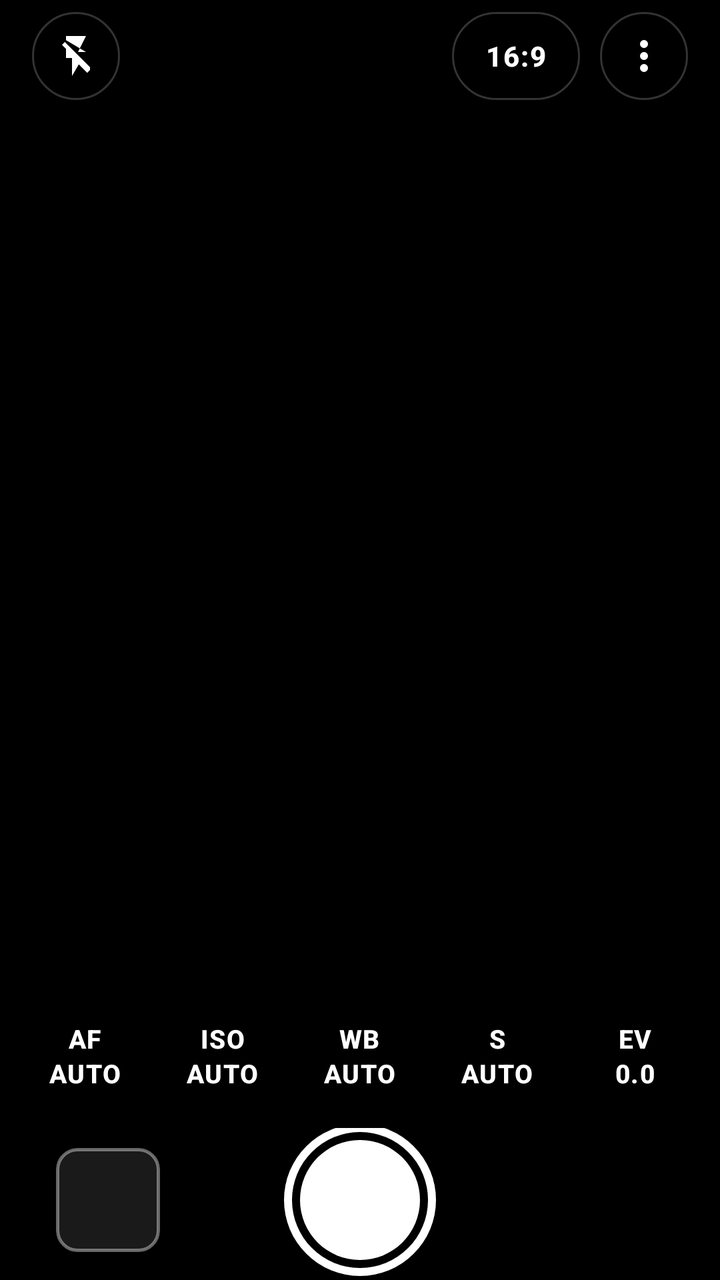
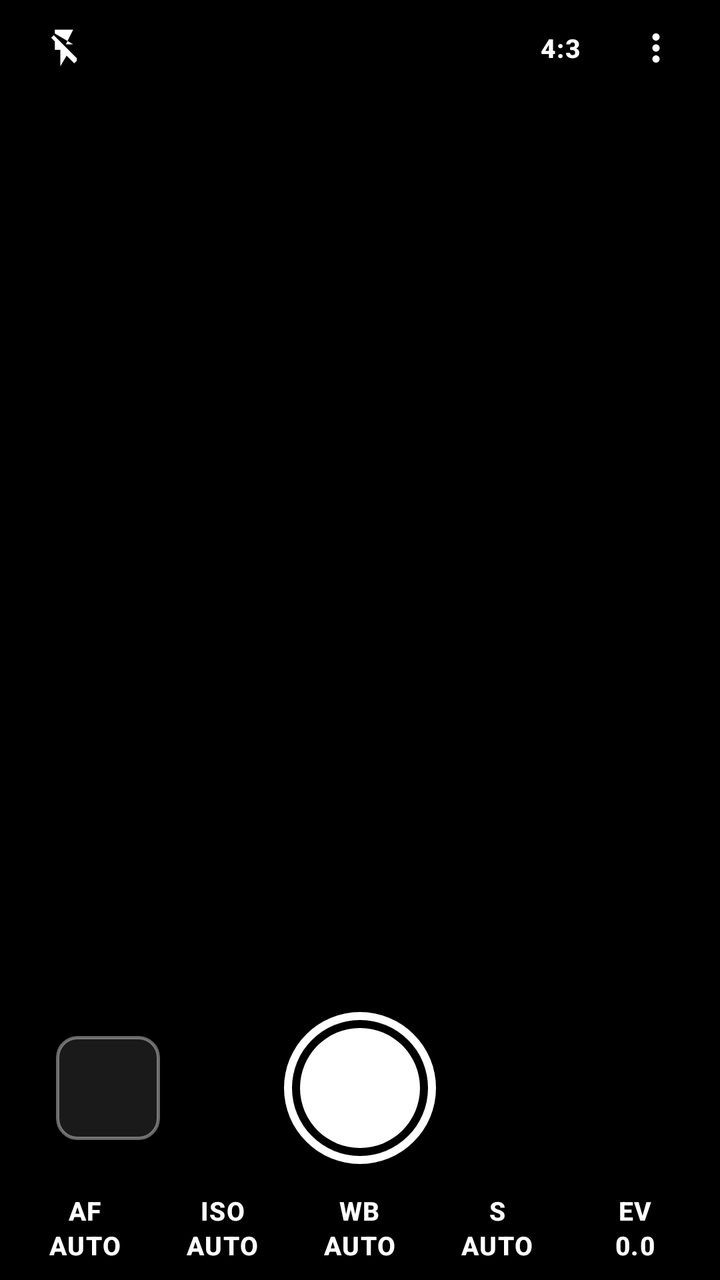

Two renders of the same Android screen: before a commit and after it. Below are the layout's source before the change and the commit's diff.
<!-- AndroidManifest.xml: activity theme Theme.ProCamera -->
<!-- res/layout/activity_main.xml -->
<?xml version="1.0" encoding="utf-8"?>
<RelativeLayout xmlns:android="http://schemas.android.com/apk/res/android"
    android:id="@+id/root_layout"
    android:layout_width="match_parent"
    android:layout_height="match_parent"
    android:background="@color/black_pure">

    <TextureView
        android:id="@+id/view_finder"
        android:layout_width="match_parent"
        android:layout_height="match_parent"
        android:layout_alignParentTop="true"
        android:layout_centerHorizontal="true" />

    <View
        android:layout_width="match_parent"
        android:layout_height="120dp"
        android:layout_alignParentTop="true"
        android:background="@drawable/bg_top_gradient" />

    <View
        android:layout_width="match_parent"
        android:layout_height="280dp"
        android:layout_alignParentBottom="true"
        android:background="@drawable/bg_bottom_gradient" />

    <RelativeLayout
        android:id="@+id/focus_ring"
        android:layout_width="64dp"
        android:layout_height="64dp"
        android:layout_centerInParent="true"
        android:background="@drawable/focus_frame"
        android:visibility="gone">

        <LinearLayout
            android:layout_width="wrap_content"
            android:layout_height="wrap_content"
            android:layout_centerHorizontal="true"
            android:layout_alignParentBottom="true"
            android:layout_marginBottom="-22dp"
            android:background="@drawable/bg_auto_pill"
            android:paddingStart="10dp"
            android:paddingEnd="10dp"
            android:paddingTop="3dp"
            android:paddingBottom="3dp">

            <TextView
                android:id="@+id/focus_ev_text"
                android:layout_width="wrap_content"
                android:layout_height="wrap_content"
                android:text="EV 0.0"
                android:textColor="@color/accent_yellow"
                android:textSize="11sp"
                android:textStyle="bold" />
        </LinearLayout>
    </RelativeLayout>

    <LinearLayout
        android:id="@+id/slider_panel"
        android:layout_above="@+id/bottom_controls"
        android:layout_marginBottom="8dp"
        android:clickable="true"
        android:layout_width="match_parent"
        android:layout_height="wrap_content"
        android:orientation="vertical"
        android:gravity="center"
        android:layout_marginStart="16dp"
        android:layout_marginEnd="16dp"
        android:paddingStart="20dp"
        android:paddingEnd="20dp"
        android:paddingTop="14dp"
        android:paddingBottom="12dp"
        android:background="@drawable/bg_panel"
        android:visibility="gone">

        <TextView
            android:id="@+id/slider_value_title"
            style="@style/SliderTitle"
            android:layout_width="wrap_content"
            android:layout_height="wrap_content"
            android:paddingBottom="6dp"
            android:text="ISO 100" />

        <com.procamera.RulerView
            android:id="@+id/setting_ruler"
            android:layout_width="match_parent"
            android:layout_height="56dp" />

        <ImageView
            android:id="@+id/btn_auto_toggle"
            android:layout_width="40dp"
            android:layout_height="40dp"
            android:layout_marginTop="4dp"
            android:padding="8dp"
            android:background="@drawable/bg_circle_button"
            android:contentDescription="@string/cd_reset_auto"
            android:scaleType="fitCenter"
            android:src="@drawable/ic_reset"
            android:tint="@color/accent_yellow" />
    </LinearLayout>

    <LinearLayout
        android:id="@+id/top_bar"
        android:layout_width="match_parent"
        android:layout_height="56dp"
        android:layout_alignParentTop="true"
        android:layout_marginTop="0dp"
        android:clickable="true"
        android:gravity="center_vertical"
        android:orientation="horizontal"
        android:paddingStart="16dp"
        android:paddingEnd="16dp">

        <ImageView
            android:id="@+id/btn_flash"
            android:layout_width="44dp"
            android:layout_height="44dp"
            android:padding="10dp"
            android:background="@drawable/bg_circle_button"
            android:contentDescription="@string/cd_flash"
            android:scaleType="fitCenter"
            android:src="@drawable/ic_flash_off"
            android:tint="@android:color/white" />

        <View
            android:layout_width="0dp"
            android:layout_height="1dp"
            android:layout_weight="1" />

        <TextView
            android:id="@+id/btn_ratio"
            style="@style/TopBarText"
            android:layout_width="wrap_content"
            android:layout_height="44dp"
            android:minWidth="64dp"
            android:gravity="center"
            android:paddingStart="16dp"
            android:paddingEnd="16dp"
            android:background="@drawable/bg_pill_button"
            android:text="@string/ratio_16_9" />

        <ImageView
            android:id="@+id/btn_menu"
            android:layout_width="44dp"
            android:layout_height="44dp"
            android:layout_marginStart="10dp"
            android:padding="10dp"
            android:background="@drawable/bg_circle_button"
            android:contentDescription="@string/cd_menu"
            android:scaleType="fitCenter"
            android:src="@drawable/more_vert_24px"
            android:tint="@android:color/white" />
    </LinearLayout>

    <LinearLayout
        android:id="@+id/bottom_controls"
        android:layout_width="match_parent"
        android:layout_height="wrap_content"
        android:layout_alignParentBottom="true"
        android:clickable="true"
        android:orientation="vertical"
        android:paddingBottom="0dp"
        android:paddingTop="8dp">

        <LinearLayout
            android:layout_width="match_parent"
            android:layout_height="wrap_content"
            android:orientation="horizontal"
            android:gravity="center"
            android:paddingStart="8dp"
            android:paddingEnd="8dp"
            android:paddingBottom="8dp"
            android:paddingTop="12dp">

            <TextView
                android:id="@+id/btn_af"
                style="@style/ModeButtonText"
                android:layout_width="0dp"
                android:layout_height="wrap_content"
                android:layout_weight="1"
                android:minHeight="48dp"
                android:text="AF\nAUTO" />

            <TextView
                android:id="@+id/btn_iso"
                style="@style/ModeButtonText"
                android:layout_width="0dp"
                android:layout_height="wrap_content"
                android:layout_weight="1"
                android:minHeight="48dp"
                android:text="ISO\nAUTO" />

            <TextView
                android:id="@+id/btn_wb"
                style="@style/ModeButtonText"
                android:layout_width="0dp"
                android:layout_height="wrap_content"
                android:layout_weight="1"
                android:minHeight="48dp"
                android:text="WB\nAUTO" />

            <TextView
                android:id="@+id/btn_s"
                style="@style/ModeButtonText"
                android:layout_width="0dp"
                android:layout_height="wrap_content"
                android:layout_weight="1"
                android:minHeight="48dp"
                android:text="S\nAUTO" />

            <TextView
                android:id="@+id/btn_ev"
                style="@style/ModeButtonText"
                android:layout_width="0dp"
                android:layout_height="wrap_content"
                android:layout_weight="1"
                android:minHeight="48dp"
                android:text="EV\n0.0" />
        </LinearLayout>

        <RelativeLayout
            android:layout_width="match_parent"
            android:layout_height="wrap_content"
            android:paddingStart="28dp"
            android:paddingEnd="28dp"
            android:paddingTop="4dp">

            <ImageView
                android:id="@+id/thumbnail_view"
                android:layout_width="52dp"
                android:layout_height="52dp"
                android:layout_centerVertical="true"
                android:layout_alignParentStart="true"
                android:scaleType="centerCrop"
                android:background="@drawable/bg_thumbnail"
                android:clipToOutline="true"
                android:contentDescription="@string/cd_thumbnail" />

            <View
                android:id="@+id/btn_capture"
                android:layout_width="76dp"
                android:layout_height="76dp"
                android:layout_centerInParent="true"
                android:background="@drawable/shutter_button"
                android:contentDescription="@string/cd_shutter" />

            <View
                android:layout_width="52dp"
                android:layout_height="52dp"
                android:layout_centerVertical="true"
                android:layout_alignParentEnd="true"
                android:background="@android:color/transparent" />
        </RelativeLayout>
    </LinearLayout>

</RelativeLayout>
<!-- resources referenced by this layout -->
<resources>
  <color name="accent_yellow">#FFFFD60A</color>
  <color name="black_pure">#FF000000</color>
  <!-- drawable bg_auto_pill (drawable) -->
  <?xml version="1.0" encoding="utf-8"?>
  <shape xmlns:android="http://schemas.android.com/apk/res/android"
      android:shape="rectangle">
      <solid android:color="#33FFD60A" />
      <corners android:radius="14dp" />
      <stroke
          android:width="1dp"
          android:color="#66FFD60A" />
  </shape>
  <!-- drawable bg_bottom_gradient (drawable) -->
  <?xml version="1.0" encoding="utf-8"?>
  <shape xmlns:android="http://schemas.android.com/apk/res/android"
      android:shape="rectangle">
      <gradient
          android:startColor="#00000000"
          android:centerColor="#4D000000"
          android:endColor="#CC000000"
          android:angle="270" />
  </shape>
  <!-- drawable bg_panel (drawable) -->
  <?xml version="1.0" encoding="utf-8"?>
  <shape xmlns:android="http://schemas.android.com/apk/res/android"
      android:shape="rectangle">
      <solid android:color="@color/panel_scrim" />
      <corners android:radius="20dp" />
      <stroke
          android:width="1dp"
          android:color="@color/panel_border" />
  </shape>
  <!-- drawable bg_pill_button (drawable) -->
  <?xml version="1.0" encoding="utf-8"?>
  <shape xmlns:android="http://schemas.android.com/apk/res/android"
      android:shape="rectangle">
      <solid android:color="#33000000" />
      <corners android:radius="22dp" />
      <stroke
          android:width="1dp"
          android:color="@color/white_20" />
  </shape>
  <!-- drawable bg_thumbnail (drawable) -->
  <?xml version="1.0" encoding="utf-8"?>
  <shape xmlns:android="http://schemas.android.com/apk/res/android"
      android:shape="rectangle">
      <solid android:color="#1A1A1A" />
      <corners android:radius="10dp" />
      <stroke
          android:width="1.5dp"
          android:color="@color/white_40" />
  </shape>
  <!-- drawable bg_top_gradient (drawable) -->
  <?xml version="1.0" encoding="utf-8"?>
  <shape xmlns:android="http://schemas.android.com/apk/res/android"
      android:shape="rectangle">
      <gradient
          android:startColor="#CC000000"
          android:centerColor="#33000000"
          android:endColor="#00000000"
          android:angle="270" />
  </shape>
  <!-- drawable focus_frame (drawable) -->
  <?xml version="1.0" encoding="utf-8"?>
  <shape xmlns:android="http://schemas.android.com/apk/res/android"
      android:shape="rectangle">
      <solid android:color="@android:color/transparent" />
      <stroke
          android:width="1.5dp"
          android:color="#FFFFFF" />
      <corners android:radius="10dp" />
  </shape>
  <string name="cd_flash">Flash</string>
  <string name="cd_menu">Menu</string>
  <string name="cd_reset_auto">Reset to auto</string>
  <string name="cd_shutter">Shutter</string>
  <string name="cd_thumbnail">Last photo</string>
  <string name="ratio_16_9">16:9</string>
  <style name="SliderTitle">
          <item name="android:textColor">@color/accent_yellow</item>
          <item name="android:textSize">13sp</item>
          <item name="android:textStyle">bold</item>
          <item name="android:letterSpacing">0.08</item>
          <item name="android:fontFamily">sans-serif-medium</item>
      </style>
  <style name="TopBarText">
          <item name="android:textColor">@android:color/white</item>
          <item name="android:textSize">14sp</item>
          <item name="android:textStyle">bold</item>
          <item name="android:letterSpacing">0.05</item>
          <item name="android:fontFamily">sans-serif-medium</item>
      </style>
  <style name="Theme.ProCamera" parent="Base.Theme.ProCamera" />
  <color name="white_20">#33FFFFFF</color>
  <color name="panel_scrim">#B3000000</color>
  <color name="panel_border">#1AFFFFFF</color>
  <color name="white_40">#66FFFFFF</color>
  <!-- unchanged entries left out for length: 7 -->
</resources>

<!-- the commit's change to res/layout/activity_main.xml (unified diff, before → after) -->
@@ -28,7 +28,8 @@
         android:id="@+id/focus_ring"
         android:layout_width="64dp"
         android:layout_height="64dp"
-        android:layout_centerInParent="true"
+        android:layout_alignParentStart="true"
+        android:layout_alignParentTop="true"
         android:background="@drawable/focus_frame"
         android:visibility="gone">
 
@@ -102,21 +103,21 @@
     <LinearLayout
         android:id="@+id/top_bar"
         android:layout_width="match_parent"
-        android:layout_height="56dp"
+        android:layout_height="48dp"
         android:layout_alignParentTop="true"
         android:layout_marginTop="0dp"
         android:clickable="true"
         android:gravity="center_vertical"
         android:orientation="horizontal"
-        android:paddingStart="16dp"
-        android:paddingEnd="16dp">
+        android:paddingStart="12dp"
+        android:paddingEnd="12dp">
 
         <ImageView
             android:id="@+id/btn_flash"
-            android:layout_width="44dp"
-            android:layout_height="44dp"
-            android:padding="10dp"
-            android:background="@drawable/bg_circle_button"
+            android:layout_width="40dp"
+            android:layout_height="40dp"
+            android:padding="9dp"
+            android:background="?android:attr/selectableItemBackgroundBorderless"
             android:contentDescription="@string/cd_flash"
             android:scaleType="fitCenter"
             android:src="@drawable/ic_flash_off"
@@ -131,21 +132,22 @@
             android:id="@+id/btn_ratio"
             style="@style/TopBarText"
             android:layout_width="wrap_content"
-            android:layout_height="44dp"
-            android:minWidth="64dp"
+            android:layout_height="40dp"
+            android:minWidth="48dp"
             android:gravity="center"
-            android:paddingStart="16dp"
-            android:paddingEnd="16dp"
-            android:background="@drawable/bg_pill_button"
-            android:text="@string/ratio_16_9" />
+            android:paddingStart="10dp"
+            android:paddingEnd="10dp"
+            android:background="?android:attr/selectableItemBackgroundBorderless"
+            android:text="@string/ratio_4_3"
+            android:textSize="13sp" />
 
         <ImageView
             android:id="@+id/btn_menu"
-            android:layout_width="44dp"
-            android:layout_height="44dp"
-            android:layout_marginStart="10dp"
-            android:padding="10dp"
-            android:background="@drawable/bg_circle_button"
+            android:layout_width="40dp"
+            android:layout_height="40dp"
+            android:layout_marginStart="4dp"
+            android:padding="9dp"
+            android:background="?android:attr/selectableItemBackgroundBorderless"
             android:contentDescription="@string/cd_menu"
             android:scaleType="fitCenter"
             android:src="@drawable/more_vert_24px"
@@ -158,19 +160,47 @@
         android:layout_height="wrap_content"
         android:layout_alignParentBottom="true"
         android:clickable="true"
+        android:clipChildren="false"
         android:orientation="vertical"
         android:paddingBottom="0dp"
-        android:paddingTop="8dp">
+        android:paddingTop="0dp">
+
+        <FrameLayout
+            android:layout_width="match_parent"
+            android:layout_height="88dp"
+            android:clipChildren="false"
+            android:paddingStart="28dp"
+            android:paddingEnd="28dp">
+
+            <ImageView
+                android:id="@+id/thumbnail_view"
+                android:layout_width="52dp"
+                android:layout_height="52dp"
+                android:layout_gravity="start|center_vertical"
+                android:scaleType="centerCrop"
+                android:background="@drawable/bg_thumbnail"
+                android:clipToOutline="true"
+                android:contentDescription="@string/cd_thumbnail" />
+
+            <View
+                android:id="@+id/btn_capture"
+                android:layout_width="76dp"
+                android:layout_height="76dp"
+                android:layout_gravity="center"
+                android:background="@drawable/shutter_button"
+                android:contentDescription="@string/cd_shutter" />
+        </FrameLayout>
 
         <LinearLayout
+            android:id="@+id/mode_row"
             android:layout_width="match_parent"
             android:layout_height="wrap_content"
             android:orientation="horizontal"
             android:gravity="center"
             android:paddingStart="8dp"
             android:paddingEnd="8dp"
-            android:paddingBottom="8dp"
-            android:paddingTop="12dp">
+            android:paddingBottom="4dp"
+            android:paddingTop="4dp">
 
             <TextView
                 android:id="@+id/btn_af"
@@ -178,7 +208,7 @@
                 android:layout_width="0dp"
                 android:layout_height="wrap_content"
                 android:layout_weight="1"
-                android:minHeight="48dp"
+                android:minHeight="44dp"
                 android:text="AF\nAUTO" />
 
             <TextView
@@ -187,7 +217,7 @@
                 android:layout_width="0dp"
                 android:layout_height="wrap_content"
                 android:layout_weight="1"
-                android:minHeight="48dp"
+                android:minHeight="44dp"
                 android:text="ISO\nAUTO" />
 
             <TextView
@@ -196,7 +226,7 @@
                 android:layout_width="0dp"
                 android:layout_height="wrap_content"
                 android:layout_weight="1"
-                android:minHeight="48dp"
+                android:minHeight="44dp"
                 android:text="WB\nAUTO" />
 
             <TextView
@@ -205,7 +235,7 @@
                 android:layout_width="0dp"
                 android:layout_height="wrap_content"
                 android:layout_weight="1"
-                android:minHeight="48dp"
+                android:minHeight="44dp"
                 android:text="S\nAUTO" />
 
             <TextView
@@ -214,43 +244,9 @@
                 android:layout_width="0dp"
                 android:layout_height="wrap_content"
                 android:layout_weight="1"
-                android:minHeight="48dp"
+                android:minHeight="44dp"
                 android:text="EV\n0.0" />
         </LinearLayout>
-
-        <RelativeLayout
-            android:layout_width="match_parent"
-            android:layout_height="wrap_content"
-            android:paddingStart="28dp"
-            android:paddingEnd="28dp"
-            android:paddingTop="4dp">
-
-            <ImageView
-                android:id="@+id/thumbnail_view"
-                android:layout_width="52dp"
-                android:layout_height="52dp"
-                android:layout_centerVertical="true"
-                android:layout_alignParentStart="true"
-                android:scaleType="centerCrop"
-                android:background="@drawable/bg_thumbnail"
-                android:clipToOutline="true"
-                android:contentDescription="@string/cd_thumbnail" />
-
-            <View
-                android:id="@+id/btn_capture"
-                android:layout_width="76dp"
-                android:layout_height="76dp"
-                android:layout_centerInParent="true"
-                android:background="@drawable/shutter_button"
-                android:contentDescription="@string/cd_shutter" />
-
-            <View
-                android:layout_width="52dp"
-                android:layout_height="52dp"
-                android:layout_centerVertical="true"
-                android:layout_alignParentEnd="true"
-                android:background="@android:color/transparent" />
-        </RelativeLayout>
     </LinearLayout>
 
 </RelativeLayout>
<!-- resource entries referenced after the edit -->
@@ -31,16 +31,6 @@
       <stroke
           android:width="1dp"
           android:color="@color/panel_border" />
-  </shape>
-  <!-- drawable bg_pill_button (drawable) -->
-  <?xml version="1.0" encoding="utf-8"?>
-  <shape xmlns:android="http://schemas.android.com/apk/res/android"
-      android:shape="rectangle">
-      <solid android:color="#33000000" />
-      <corners android:radius="22dp" />
-      <stroke
-          android:width="1dp"
-          android:color="@color/white_20" />
   </shape>
   <!-- drawable bg_thumbnail (drawable) -->
   <?xml version="1.0" encoding="utf-8"?>
@@ -77,7 +67,7 @@
   <string name="cd_reset_auto">Reset to auto</string>
   <string name="cd_shutter">Shutter</string>
   <string name="cd_thumbnail">Last photo</string>
-  <string name="ratio_16_9">16:9</string>
+  <string name="ratio_4_3">4:3</string>
   <style name="SliderTitle">
           <item name="android:textColor">@color/accent_yellow</item>
           <item name="android:textSize">13sp</item>
